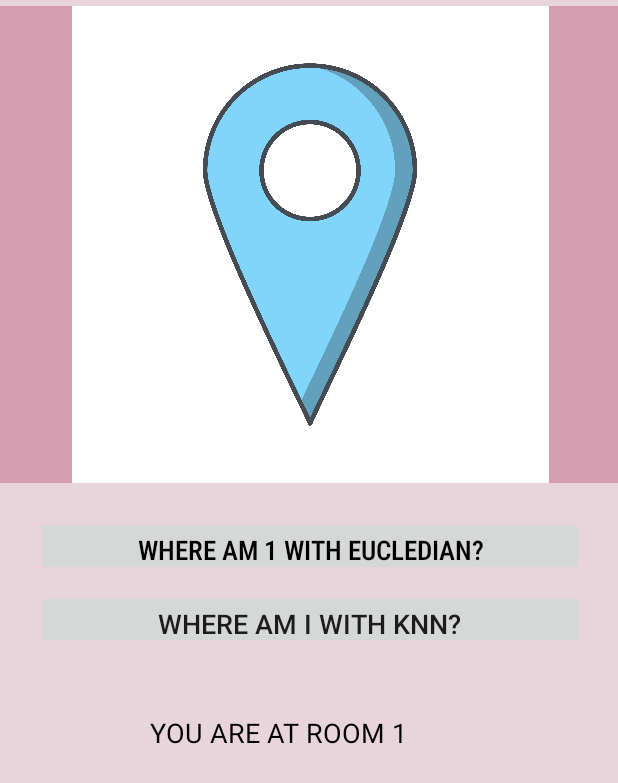
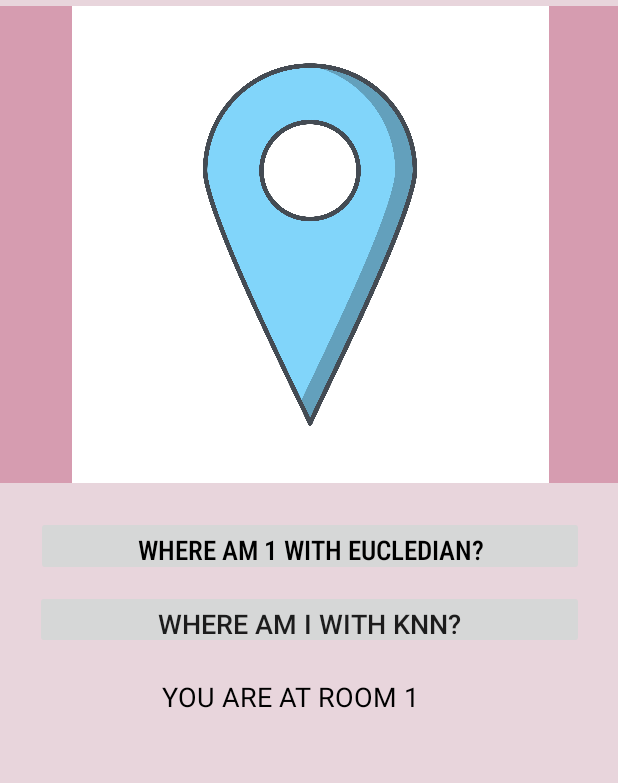
Before and after one commit to Mobile-Computing-Winter-2021/Android-projects, an Android app: the fragment Fragmentlocate shown on its own in the app's theme, after a tap on "WHERE AM 1 WITH EUCLEDIAN?", on a phone screen of 412 x 824 dp. Shown: the top 783 px of the screen. Run offline under Robolectric (Android 15) with nearby library versions, the phone set to English and light mode, and no system bars; our stand-ins replace Room's generated code; 5 statements that could not run were skipped.

Commit message:
twelfth commit

```diff
--- a/app/src/main/res/layout/fragment_fragmentlocate.xml
+++ b/app/src/main/res/layout/fragment_fragmentlocate.xml
@@ -36,8 +36,8 @@
         android:id="@+id/textView"
         android:layout_width="242dp"
         android:layout_height="83dp"
-        android:layout_marginStart="100dp"
-        android:layout_marginTop="476dp"
+        android:layout_marginStart="108dp"
+        android:layout_marginTop="452dp"
         android:textColor="@color/black"
         android:textSize="18sp"
         app:layout_constraintStart_toStartOf="parent"
@@ -56,10 +56,12 @@
 
     <TextView
         android:id="@+id/textView4"
-        android:layout_width="239dp"
-        android:layout_height="69dp"
-        android:layout_marginStart="103dp"
-        android:layout_marginTop="584dp"
+        android:layout_width="246dp"
+        android:layout_height="83dp"
+        android:layout_marginStart="108dp"
+        android:layout_marginTop="544dp"
+        android:textColor="@color/black"
+        android:textSize="18sp"
         app:layout_constraintStart_toStartOf="parent"
         app:layout_constraintTop_toTopOf="parent" />
 
--- a/app/src/main/res/layout/fragment_fragmenttrain.xml
+++ b/app/src/main/res/layout/fragment_fragmenttrain.xml
@@ -10,8 +10,8 @@
 
     <ImageView
         android:id="@+id/imageView4"
-        android:layout_width="395dp"
-        android:layout_height="320dp"
+        android:layout_width="393dp"
+        android:layout_height="236dp"
         android:layout_marginStart="8dp"
         android:layout_marginTop="4dp"
         android:src="@drawable/loca1"
```
Also changed, not shown: app/src/main/res/layout/fragment_fragmentchart.xml (+6 -2 lines).
